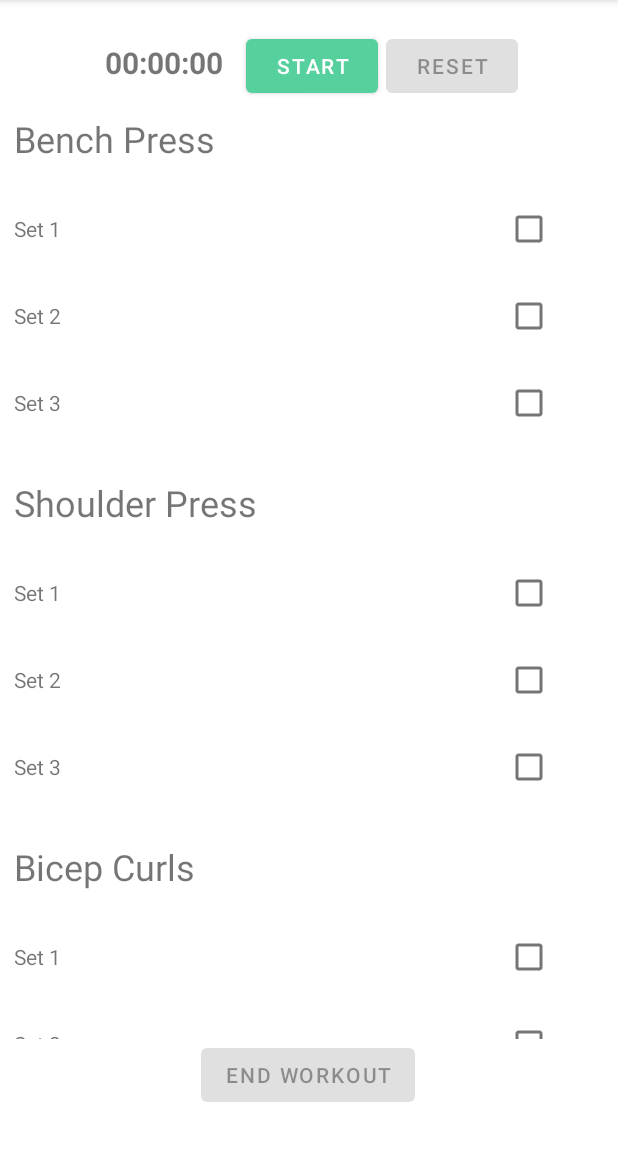
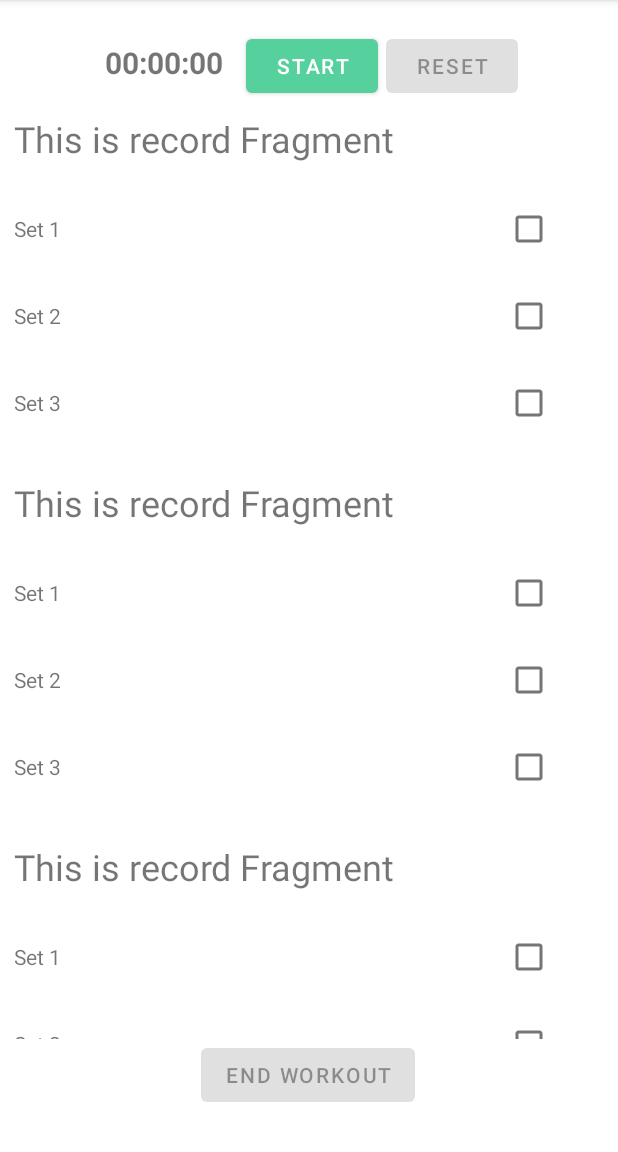
Before and after one commit to RCopJr/ece452-group2, an Android app: the fragment RecordTwo shown on its own in the app's theme, on a phone screen of 412 x 824 dp, the part 84-1236 px from its top. Run offline under Robolectric (Android 15) with nearby library versions, the phone set to English and light mode, and no system bars.

Commit message:
use ViewModel data in all 3 record fragments

```diff
--- a/app/src/main/java/com/example/groupgains/ui/record/RecordTwo.kt
+++ b/app/src/main/java/com/example/groupgains/ui/record/RecordTwo.kt
@@ -6,7 +6,11 @@ import android.os.Looper
 import android.view.LayoutInflater
 import android.view.View
 import android.view.ViewGroup
+import android.widget.Button
+import android.widget.LinearLayout
 import androidx.fragment.app.Fragment
+import androidx.fragment.app.activityViewModels
+import androidx.lifecycle.Observer
 import androidx.recyclerview.widget.LinearLayoutManager
 import com.example.groupgains.R
 import com.example.groupgains.databinding.Record2Binding
@@ -71,17 +75,17 @@ class RecordTwo: Fragment(R.layout.record_2) {
         _binding = Record2Binding.inflate(inflater, container, false)
         val root: View = binding.root
 
-        val exerciseList = arrayListOf<Exercise>(
-                Exercise("Bench Press"),
-                Exercise("Shoulder Press"),
-                Exercise("Bicep Curls"),
-                Exercise("Lateral Raises")
-        )
-
-        val adapter = ExercisesAdapter(exerciseList)
-
-        binding.rvExercises.adapter = adapter
-        binding.rvExercises.layoutManager = LinearLayoutManager(this.context)
+//        val exerciseList = arrayListOf<Exercise>(
+//                Exercise("Bench Press"),
+//                Exercise("Shoulder Press"),
+//                Exercise("Bicep Curls"),
+//                Exercise("Lateral Raises")
+//        )
+//
+//        val adapter = ExercisesAdapter(exerciseList)
+//
+//        binding.rvExercises.adapter = adapter
+//        binding.rvExercises.layoutManager = LinearLayoutManager(this.context)
 
       //  val butt = binding.button22
 
@@ -105,4 +109,23 @@ class RecordTwo: Fragment(R.layout.record_2) {
         return root
     }
 
+    // Using the activityViewModels() Kotlin property delegate from the
+    // fragment-ktx artifact to retrieve the ViewModel in the activity scope.
+    private val viewModel: RecordViewModel by activityViewModels()
+    override fun onViewCreated(view: View, savedInstanceState: Bundle?) {
+        viewModel.text.observe(viewLifecycleOwner, Observer { text ->
+            val exerciseList = arrayListOf<Exercise>(
+                Exercise(text),
+                Exercise(text),
+                Exercise(text),
+                Exercise(text)
+            )
+
+            val adapter = ExercisesAdapter(exerciseList)
+
+            binding.rvExercises.adapter = adapter
+            binding.rvExercises.layoutManager = LinearLayoutManager(this.context)
+        })
+    }
+
 }
```
Also changed, not shown: app/src/main/java/com/example/groupgains/ui/record/RecordOne.kt (+32 -2 lines), app/src/main/java/com/example/groupgains/ui/record/RecordThree.kt (+38 -11 lines).
